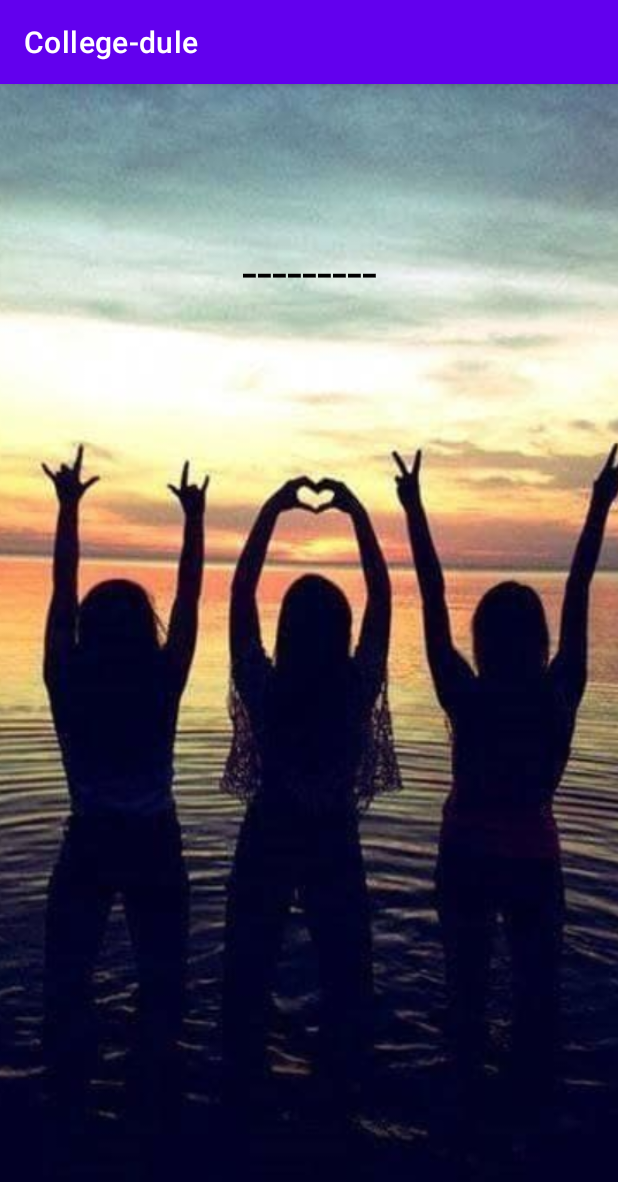
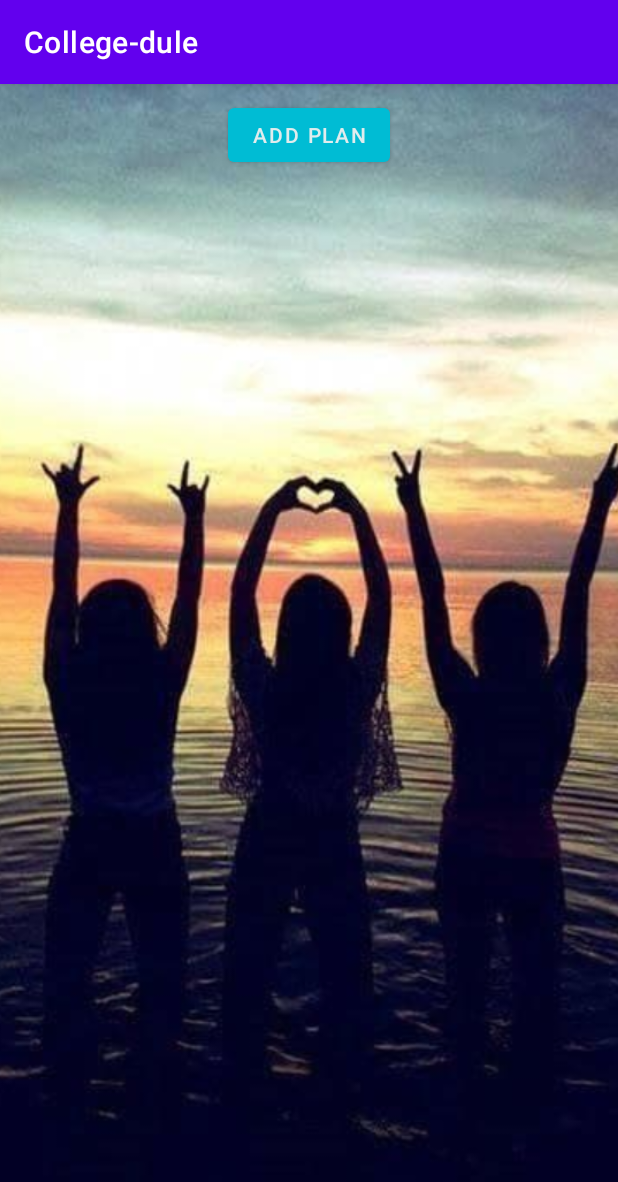
Before and after one commit to Root-of-IOTA/college-dule, an Android app: the friends screen opened directly, with no data from a screen before it, on a phone screen of 412 x 824 dp. Shown: the top 1182 px of the screen. Run offline under Robolectric (Android 15) with nearby library versions, the phone set to English and light mode, and no system bars.

Commit message:
connected the planner

```diff
--- a/app/src/main/java/com/example/college_dule/friends.java
+++ b/app/src/main/java/com/example/college_dule/friends.java
@@ -2,13 +2,22 @@ package com.example.college_dule;
 
 import androidx.appcompat.app.AppCompatActivity;
 
+import android.content.Intent;
 import android.os.Bundle;
+import android.widget.Button;
 
 public class friends extends AppCompatActivity {
-
+    Button btnAddEvent;
     @Override
     protected void onCreate(Bundle savedInstanceState) {
         super.onCreate(savedInstanceState);
         setContentView(R.layout.activity_friends);
+
+        btnAddEvent = (Button) findViewById(R.id.add_plan_friends);
+        btnAddEvent.setOnClickListener(view -> {
+            Intent intent = new Intent(getApplicationContext(), plan_detail.class);
+            startActivity(intent);
+        }
+        );
     }
 }
--- a/app/src/main/res/layout/activity_friends.xml
+++ b/app/src/main/res/layout/activity_friends.xml
@@ -11,15 +11,16 @@
         android:layout_height="match_parent"
         android:scaleType="centerCrop"
         android:src="@drawable/friends" />
-    <TextView
-        android:layout_width="match_parent"
+
+    <Button
+        android:id="@+id/add_plan_friends"
+        android:layout_width="wrap_content"
         android:layout_height="wrap_content"
-        android:fontFamily="sans-serif"
-        android:gravity="center"
-        android:text="---------"
-        android:layout_marginTop="100dp"
-        android:textColor="@color/black"
-        android:textSize="36sp"
+        android:layout_marginTop="10dp"
+        android:text="Add plan"
+        app:backgroundTint="#00BCD4"
+        android:textColor="#E1ECED"
+        android:textColorHint="#00BCD4"
         app:layout_constraintLeft_toLeftOf="parent"
         app:layout_constraintRight_toRightOf="parent"
         app:layout_constraintTop_toTopOf="parent" />
```
